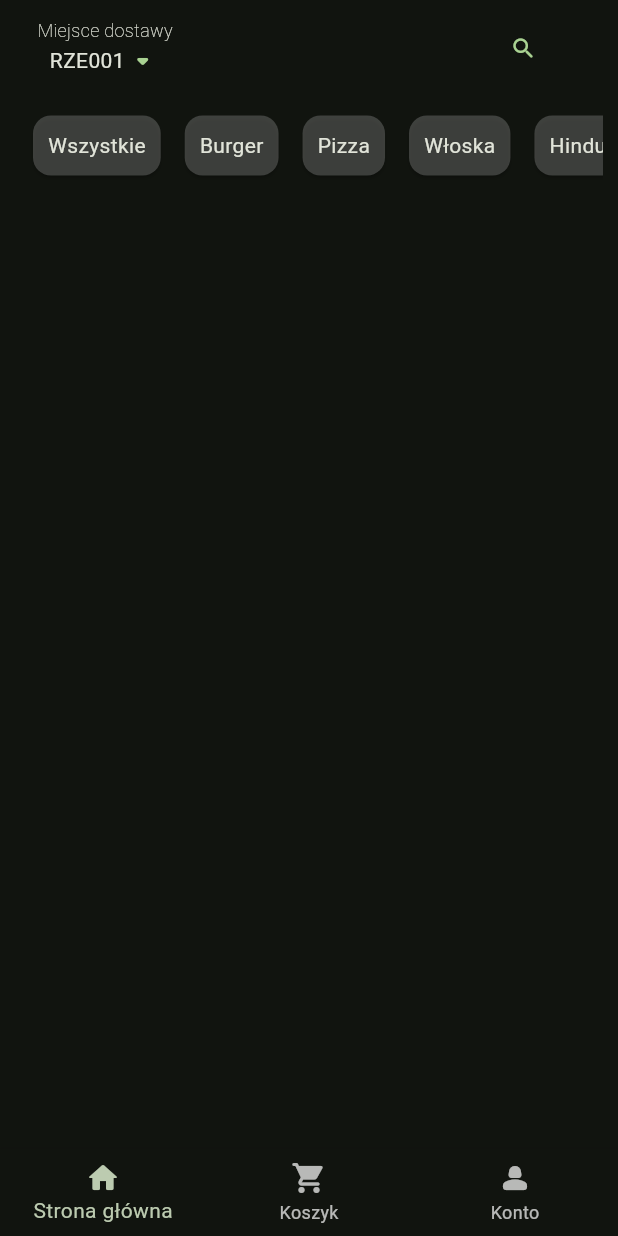
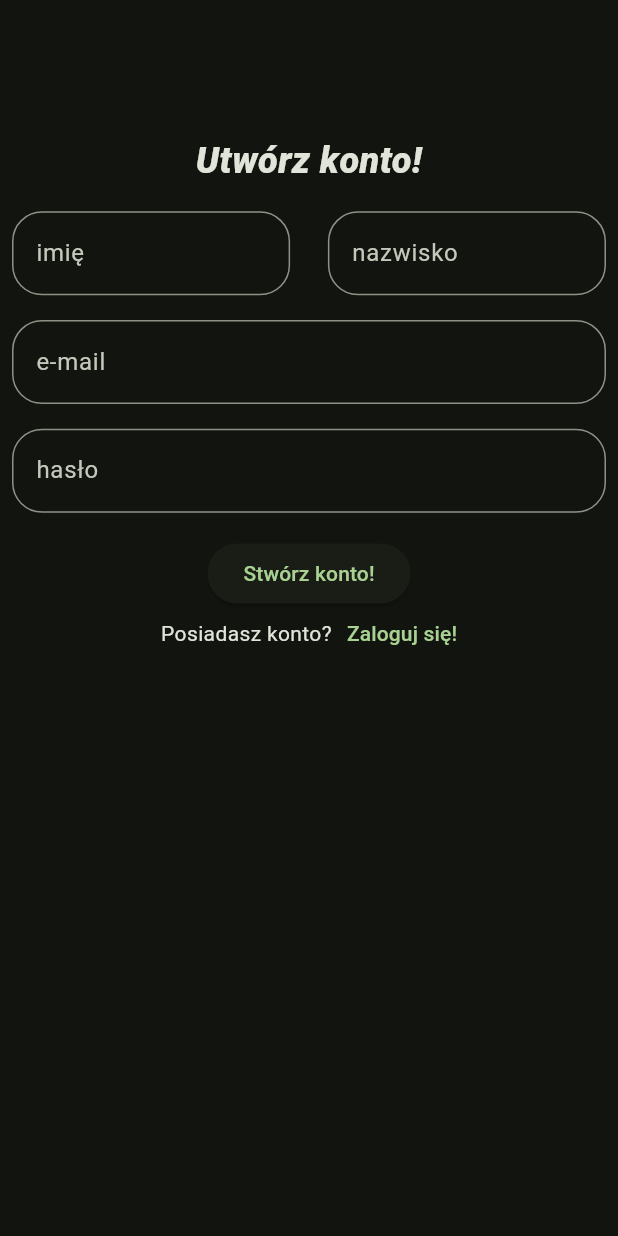
Before and after one commit to HeatEat/EasyEatApp, a Flutter app: the screen it shows after launch, on a phone screen of 412 x 824 dp. Run offline on Flutter 3.47's test engine with Material 2 defaults, Android fonts, the light colour scheme and no system bars; drawn by our look-alikes of flutter_form_builder.

Commit message:
stworzenie registerScreen, dodanie inputów

```diff
--- a/lib/core/constatnts.dart
+++ b/lib/core/constatnts.dart
@@ -1,12 +1,25 @@
+import 'package:flutter/material.dart';
+
 class K {
   static const title = 'EasyEat';
 }
 
 class AuthK extends K {
   static const noAccount = 'Nie posiadasz konta?';
+  static const haveAccount = 'Posiadasz konto?';
+  static const loginString = 'Zaloguj się!';
   static const register = 'Stwórz Konto';
   static const remindPassword = 'Przypomnij hasło';
   static const forgotPassword = 'Zapomniałeś hasło?';
+  static const createAccount = 'Utwórz konto!';
+
+  static const passwordString = 'password';
+  static const passwordHintText = 'hasło';
+  static const emailString = 'e-mail';
+  static const nameString = 'firstName';
+  static const nameStringHintText = 'imię';
+  static const lastNameString = 'lastName';
+  static const lastNameHintText = 'nazwisko';
 }
 
 class HomeScreenK extends K {
@@ -22,3 +35,11 @@ class BottomNavBarK extends K {
 class Ui extends K {
   static const double borderRadius20 = 20.0;
 }
+
+InputDecoration customInputDecoration({required String hintString}) {
+  return InputDecoration(
+    hintText: hintString,
+    border: const OutlineInputBorder(
+        borderRadius: BorderRadius.all(Radius.circular(Ui.borderRadius20))),
+  );
+}
--- a/lib/main.dart
+++ b/lib/main.dart
@@ -1,6 +1,7 @@
 import 'package:easy_eat/core/themes/app_theme.dart';
 import 'package:easy_eat/screens/home_screen.dart';
 import 'package:easy_eat/screens/login_screen.dart';
+import 'package:easy_eat/screens/register_screen.dart';
 import 'package:flutter/material.dart';
 
 import 'core/constatnts.dart';
@@ -18,7 +19,7 @@ class MyApp extends StatelessWidget {
       theme: AppTheme.lightTheme,
       darkTheme: AppTheme.darkTheme,
       themeMode: ThemeMode.dark,
-      home: HomeScreen(),
+      home: RegisterScreen(),
     );
   }
 }
--- a/lib/screens/home_screen.dart
+++ b/lib/screens/home_screen.dart
@@ -102,7 +102,7 @@ class CategoryItem extends StatelessWidget {
       onTap: selectCategory,
       child: Row(
         children: [
-          SizedBox(width: 8),
+          const SizedBox(width: 8),
           Card(
             color: Theme.of(context).highlightColor,
             child: Padding(
--- a/lib/screens/login_screen.dart
+++ b/lib/screens/login_screen.dart
@@ -35,19 +35,14 @@ class LoginScreen extends StatelessWidget {
                     width: 200,
                   ),
                   FormBuilderTextField(
-                    name: 'login',
-                    decoration: const InputDecoration(
-                      hintText: 'Login',
-                      border: OutlineInputBorder(
-                          borderRadius: BorderRadius.all(
-                              Radius.circular(Ui.borderRadius20))),
-                    ),
+                    name: 'e-mail',
+                    decoration: customInputDecoration(hintString: "e-mail"),
                   ),
                   const SizedBox(height: 10),
                   FormBuilderTextField(
                     name: 'password',
                     decoration: const InputDecoration(
-                      hintText: 'Hasło',
+                      hintText: 'hasło',
                       border: OutlineInputBorder(
                           borderRadius: BorderRadius.all(
                               Radius.circular(Ui.borderRadius20))),
--- /dev/null
+++ b/lib/screens/register_screen.dart
@@ -0,0 +1,86 @@
+import 'package:easy_eat/core/constatnts.dart';
+import 'package:easy_eat/screens/widgets/text_button_with_info_widget.dart';
+import 'package:flutter/material.dart';
+import 'package:flutter_form_builder/flutter_form_builder.dart';
+
+class RegisterScreen extends StatelessWidget {
+  RegisterScreen({super.key});
+
+  final formKey = GlobalKey<FormBuilderState>();
+  @override
+  Widget build(BuildContext context) {
+    final screenHight = MediaQuery.of(context).size.height;
+    final screenWidth = MediaQuery.of(context).size.width;
+    return Scaffold(
+      body: Padding(
+        padding: const EdgeInsets.all(8.0),
+        child: Column(
+          crossAxisAlignment: CrossAxisAlignment.center,
+          // mainAxisAlignment: MainAxisAlignment.center,
+          children: [
+            SizedBox(height: screenHight * 0.1),
+            const Text(
+              AuthK.createAccount,
+              style: TextStyle(
+                fontWeight: FontWeight.w900,
+                fontSize: 24,
+                fontStyle: FontStyle.italic,
+              ),
+              textAlign: TextAlign.center,
+            ),
+            SizedBox(height: screenHight * 0.02),
+            FormBuilder(
+              child: Column(
+                children: [
+                  Row(
+                    mainAxisAlignment: MainAxisAlignment.spaceBetween,
+                    children: [
+                      SizedBox(
+                        width: screenWidth * 0.45,
+                        child: FormBuilderTextField(
+                          name: AuthK.nameString,
+                          decoration: customInputDecoration(
+                              hintString: AuthK.nameStringHintText),
+                        ),
+                      ),
+                      SizedBox(
+                        width: screenWidth * 0.45,
+                        child: FormBuilderTextField(
+                          name: AuthK.lastNameString,
+                          decoration: customInputDecoration(
+                              hintString: AuthK.lastNameHintText),
+                        ),
+                      ),
+                    ],
+                  ),
+                  SizedBox(height: screenHight * 0.02),
+                  FormBuilderTextField(
+                    name: AuthK.emailString,
+                    decoration:
+                        customInputDecoration(hintString: AuthK.emailString),
+                  ),
+                  SizedBox(height: screenHight * 0.02),
+                  FormBuilderTextField(
+                    name: AuthK.passwordString,
+                    decoration: customInputDecoration(
+                        hintString: AuthK.passwordHintText),
+                  ),
+                  SizedBox(height: screenHight * 0.02),
+                  ElevatedButton(
+                    onPressed: () {},
+                    child: const Text("Stwórz konto!"),
+                  ),
+                  SizedBox(height: screenHight * 0.005),
+                  TextButtonWithInfo(
+                      infoString: AuthK.haveAccount,
+                      textButtonCallback: () {},
+                      textButtonChild: AuthK.loginString),
+                ],
+              ),
+            ),
+          ],
+        ),
+      ),
+    );
+  }
+}
```
